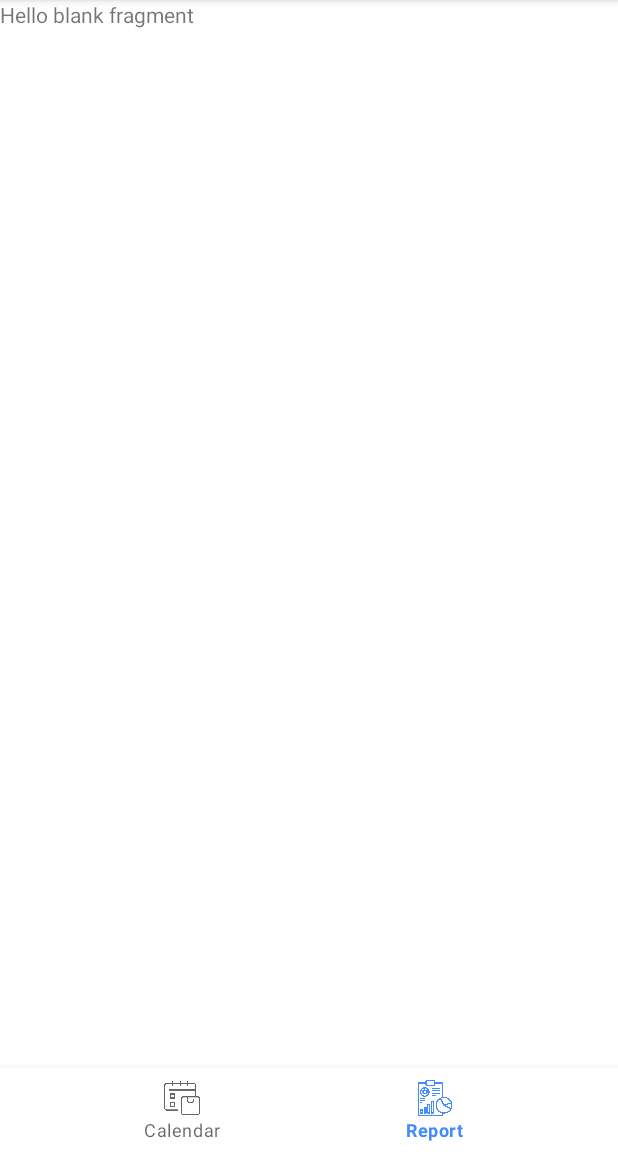
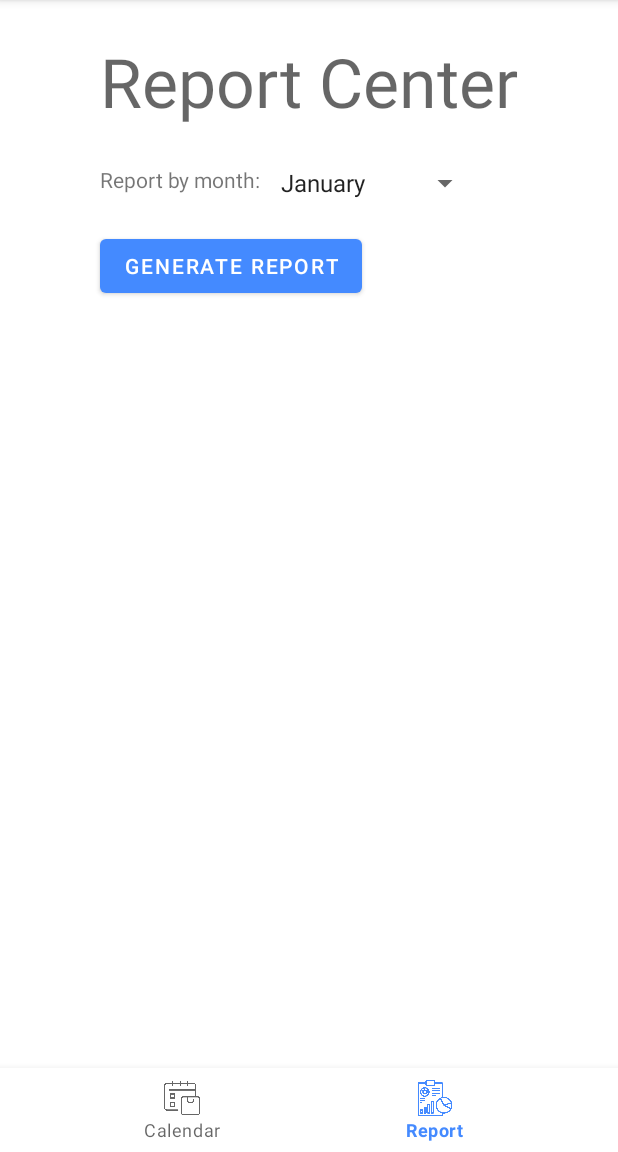
Before and after one commit to Snip-Snap/Android, an Android app: the ReportFragment screen opened through its navigation route, on a phone screen of 412 x 824 dp, the part 84-1236 px from its top. Run offline under Robolectric (Android 15) with nearby library versions, the phone set to English and light mode, and no system bars; our stand-ins replace navigation-ui; libraries missing offline, so code that uses them is left out: com.apollographql.apollo; 1 statement that could not run was skipped.

Commit message:
Added more content to report fragment

```diff
--- a/app/src/main/java/com/snipsnap/android/barbershop/fragment/ReportFragment.java
+++ b/app/src/main/java/com/snipsnap/android/barbershop/fragment/ReportFragment.java
@@ -1,21 +1,78 @@
 package com.snipsnap.android.barbershop.fragment;
 
+import android.content.res.Resources;
 import android.os.Bundle;
 
+import androidx.annotation.NonNull;
+import androidx.annotation.Nullable;
 import androidx.fragment.app.Fragment;
+import androidx.lifecycle.ViewModelProvider;
 
+import android.util.Log;
 import android.view.LayoutInflater;
 import android.view.View;
 import android.view.ViewGroup;
+import android.widget.AdapterView;
+import android.widget.ArrayAdapter;
+import android.widget.Spinner;
 
+import com.google.android.material.textview.MaterialTextView;
 import com.snipsnap.android.barbershop.R;
+import com.snipsnap.android.barbershop.databinding.FragmentReportBinding;
+import com.snipsnap.android.barbershop.helpers.BarberViewModel;
 
-public class ReportFragment extends Fragment {
+import org.jetbrains.annotations.NotNull;
+
+public class ReportFragment extends Fragment implements AdapterView.OnItemSelectedListener {
+    private FragmentReportBinding mReportBinding;
+    private BarberViewModel mBarberViewModel;
+    private MaterialTextView mTxtv_greeting;
+    private Spinner mSpinner;
+    final private String TAG = "barber: RF";
 
     @Override
-    public View onCreateView(LayoutInflater inflater, ViewGroup container,
+    public void onCreate(@Nullable Bundle savedInstanceState) {
+        super.onCreate(savedInstanceState);
+        mBarberViewModel = new ViewModelProvider(requireActivity())
+                .get(BarberViewModel.class);
+    }
+
+    @Override
+    public View onCreateView(@NotNull LayoutInflater inflater,
+                             ViewGroup container,
                              Bundle savedInstanceState) {
-        // Inflate the layout for this fragment
-        return inflater.inflate(R.layout.fragment_report, container, false);
+        mReportBinding = FragmentReportBinding.inflate(inflater,
+                container, false);
+        return mReportBinding.getRoot();
+    }
+
+    @Override
+    public void onViewCreated(@NonNull View view, @Nullable Bundle savedInstanceState) {
+        super.onViewCreated(view, savedInstanceState);
+        mTxtv_greeting = mReportBinding.TXTVGreeting;
+        mSpinner = mReportBinding.spinnerMonths;
+        ArrayAdapter<CharSequence> adapter = ArrayAdapter
+                .createFromResource(requireContext(),
+                        R.array.months_array, android.R.layout.simple_spinner_item);
+        adapter.setDropDownViewResource(android.R.layout.simple_spinner_dropdown_item);
+        mSpinner.setAdapter(adapter);
+        mSpinner.setOnItemSelectedListener(this);
+    }
+
+    @Override
+    public void onDestroyView() {
+        mReportBinding = null;
+        super.onDestroyView();
+    }
+
+    @Override
+    public void onItemSelected(AdapterView<?> parent, View view, int position, long id) {
+        String sel_month = parent.getItemAtPosition(position).toString();
+        Log.d(TAG, sel_month);
+    }
+
+    @Override
+    public void onNothingSelected(AdapterView<?> parent) {
+
     }
 }
--- a/app/src/main/java/com/snipsnap/android/barbershop/helpers/CalendarAdapter.java
+++ b/app/src/main/java/com/snipsnap/android/barbershop/helpers/CalendarAdapter.java
@@ -1,5 +1,7 @@
 package com.snipsnap.android.barbershop.helpers;
 
+import android.icu.text.SimpleDateFormat;
+import android.net.ParseException;
 import android.view.LayoutInflater;
 import android.view.View;
 import android.view.ViewGroup;
@@ -12,6 +14,7 @@ import androidx.recyclerview.widget.RecyclerView;
 import com.snipsnap.android.barbershop.R;
 import com.snipsnap.android.barbershop.databinding.CardAppointmentBinding;
 
+import java.util.Date;
 import java.util.List;
 
 // CalendarAdapter.MyViewHolder necessitates nested class of MyViewHolder
@@ -46,8 +49,15 @@ public class CalendarAdapter extends RecyclerView.Adapter<CalendarAdapter.MyView
                 break;
             case "shave":
                 holder.imgv_serviceIcon.setImageResource(R.drawable.shave_icon_512px);
-            default:
-                holder.imgv_serviceIcon.setImageResource(R.drawable.icons8_facial_mask_64);
+                break;
+            case "facial":
+                holder.imgv_serviceIcon.setImageResource(R.drawable.ic_facial_mask_512px);
+            case "perm":
+                holder.imgv_serviceIcon.setImageResource(R.drawable.ic_wavy_hair_512px);
+            case "eyebrow threading":
+                holder.imgv_serviceIcon.setImageResource(R.drawable.ic_eyebrow_512px);
+            case "hairdye":
+                holder.imgv_serviceIcon.setImageResource(R.drawable.ic_haird_dye_512px);
                 break;
         }
     }
@@ -83,4 +93,15 @@ public class CalendarAdapter extends RecyclerView.Adapter<CalendarAdapter.MyView
 //            textView = cardBinding.TXTVClientName;
         }
     }
+    private String parseDate(String dt) {
+        SimpleDateFormat fmt = new SimpleDateFormat("yyyy-MM-dd");
+        try {
+            Date d = fmt.parse(dt);
+            return fmt.format(d);
+        }
+        catch(ParseException | java.text.ParseException pe) {
+            return "Date";
+        }
+    }
+
 }
--- a/app/src/main/res/layout/fragment_report.xml
+++ b/app/src/main/res/layout/fragment_report.xml
@@ -1,14 +1,47 @@
 <?xml version="1.0" encoding="utf-8"?>
-<FrameLayout xmlns:android="http://schemas.android.com/apk/res/android"
+<androidx.constraintlayout.widget.ConstraintLayout xmlns:android="http://schemas.android.com/apk/res/android"
+    xmlns:app="http://schemas.android.com/apk/res-auto"
     xmlns:tools="http://schemas.android.com/tools"
+    android:id="@+id/CL_report"
     android:layout_width="match_parent"
     android:layout_height="match_parent"
     tools:context=".fragment.ReportFragment">
 
-    <!-- TODO: Update blank fragment layout -->
+    <com.google.android.material.textview.MaterialTextView
+        android:id="@+id/TXTV_greeting"
+        android:layout_width="wrap_content"
+        android:layout_height="wrap_content"
+        android:layout_marginTop="24dp"
+        android:text="@string/report_center"
+        android:textAppearance="@style/TextAppearance.AppCompat.Display2"
+        app:layout_constraintEnd_toEndOf="parent"
+        app:layout_constraintStart_toStartOf="parent"
+        app:layout_constraintTop_toTopOf="parent" />
+
     <TextView
-        android:layout_width="match_parent"
-        android:layout_height="match_parent"
-        android:text="@string/hello_blank_fragment" />
+        android:id="@+id/TXTV_month_sel"
+        android:layout_width="wrap_content"
+        android:layout_height="wrap_content"
+        android:layout_marginTop="25dp"
+        android:text="@string/report_by_month"
+        app:layout_constraintStart_toStartOf="@+id/TXTV_greeting"
+        app:layout_constraintTop_toBottomOf="@+id/TXTV_greeting" />
 
-</FrameLayout>
+    <Spinner
+        android:id="@+id/spinner_months"
+        android:layout_width="wrap_content"
+        android:layout_height="wrap_content"
+        android:layout_marginStart="5dp"
+        android:layout_marginTop="25dp"
+        app:layout_constraintStart_toEndOf="@+id/TXTV_month_sel"
+        app:layout_constraintTop_toBottomOf="@+id/TXTV_greeting" />
+
+    <com.google.android.material.button.MaterialButton
+        android:id="@+id/BTN_month_report"
+        android:layout_width="wrap_content"
+        android:layout_height="wrap_content"
+        android:layout_marginTop="24dp"
+        android:text="@string/generate_monthly_report"
+        app:layout_constraintStart_toStartOf="@+id/TXTV_month_sel"
+        app:layout_constraintTop_toBottomOf="@+id/TXTV_month_sel" />
+</androidx.constraintlayout.widget.ConstraintLayout>
--- /dev/null
+++ b/app/src/main/res/values/spinner.xml
@@ -0,0 +1,17 @@
+<?xml version="1.0" encoding="utf-8"?>
+<resources>
+   <string-array name="months_array">
+      <item>January</item>
+      <item>February</item>
+      <item>March</item>
+      <item>April</item>
+      <item>May</item>
+      <item>June</item>
+      <item>July</item>
+      <item>August</item>
+      <item>September</item>
+      <item>October</item>
+      <item>November</item>
+      <item>December</item>
+   </string-array>
+</resources>
--- a/app/src/main/res/values/strings.xml
+++ b/app/src/main/res/values/strings.xml
@@ -21,6 +21,7 @@
     <string name="calendar">Calendar</string>
     <string name="reportScreen">Report</string>
 
-    <!-- TODO: Remove or change this placeholder text -->
-    <string name="hello_blank_fragment">Hello blank fragment</string>
+    <string name="report_center">Report Center</string>
+    <string name="report_by_month">Report by month:</string>
+    <string name="generate_monthly_report">Generate Report</string>
 </resources>
```
Also changed, not shown: app/src/main/res/drawable/ic_eyebrow_512px.png (added), app/src/main/res/drawable/ic_facial_mask_512px.png (added), app/src/main/res/drawable/ic_haird_dye_512px.png (added), app/src/main/res/drawable/ic_wavy_hair_512px.png (added).
